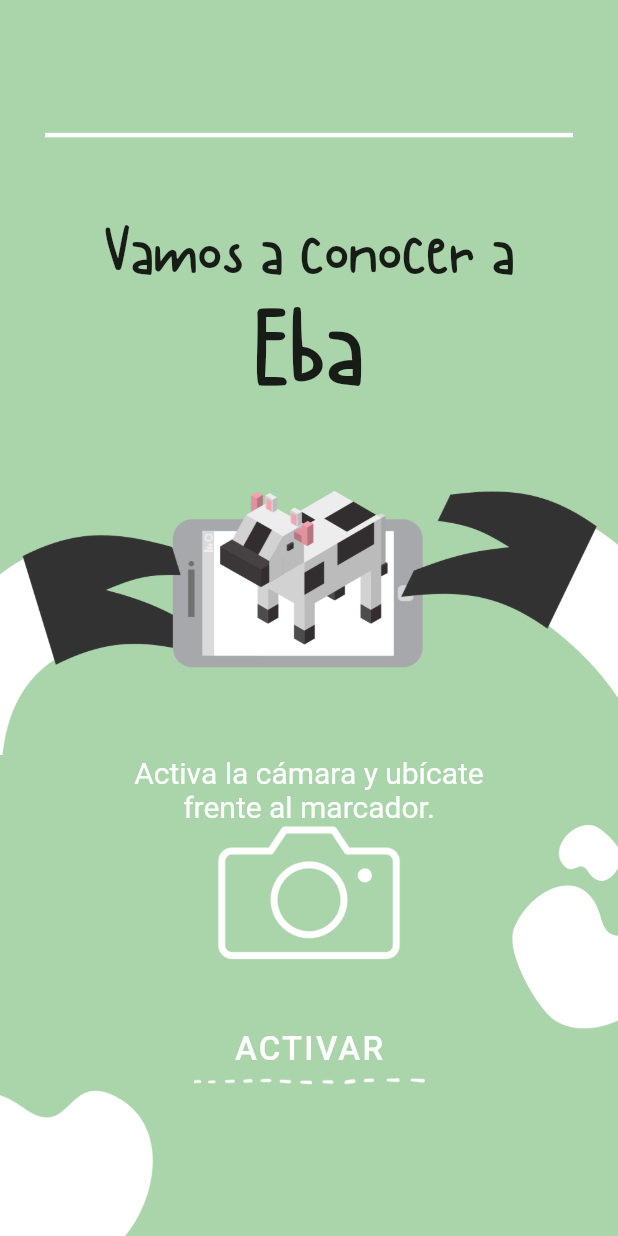
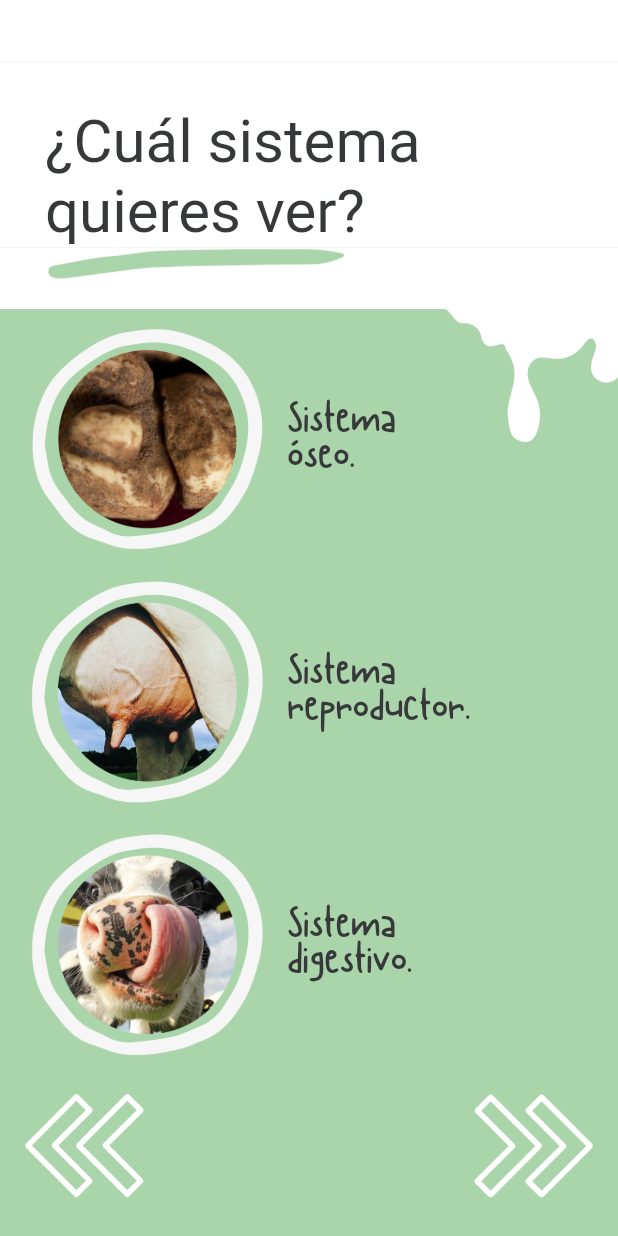
Before and after one commit to LigiaRojas/Eba, a Flutter app: the screen it shows after launch, on a phone screen of 412 x 824 dp. Run offline on Flutter 3.47's test engine with Material 2 defaults, Android fonts, the phone set to English and light mode, and no system bars; Roboto replaces fonts that are missing (LeagueSpartan).

Commit message:
Pantalla menú de sistemas.

```diff
--- a/lib/main.dart
+++ b/lib/main.dart
@@ -1,17 +1,18 @@
-import 'package:eba/views/camera_request.dart';
 import 'package:flutter/material.dart';
 
 import 'package:eba/views/loading_screen.dart';
 import 'package:eba/views/login_form.dart';
 import 'package:eba/views/camera_request.dart';
+import 'package:eba/views/systems_menu.dart';
 
 void main() {
   runApp(MaterialApp(
-    initialRoute: '/camera-request',
+    initialRoute: '/systems-menu',
     routes: {
       '/': (context) => LoadingScreen(),
       '/login-form': (context) => LoginForm(),
       '/camera-request': (context) => CameraRequest(),
+      '/systems-menu': (context) => SystemsMenu(),
     },
   ));
 }
--- a/lib/views/camera_request.dart
+++ b/lib/views/camera_request.dart
@@ -29,6 +29,7 @@ class CameraRequest extends StatelessWidget {
                   style: TextStyle(
                     fontFamily: 'Canda Tawa Regular',
                     fontSize: 45.0,
+                    color: Color(0xff363839),
                   ),
                 ),
                 Text(
@@ -36,6 +37,7 @@ class CameraRequest extends StatelessWidget {
                   style: TextStyle(
                     fontFamily: 'Canda Tawa Regular',
                     fontSize: 75.0,
+                    color: Color(0xff363839),
                   ),
                 ),
               ],
--- a/lib/views/login_form.dart
+++ b/lib/views/login_form.dart
@@ -37,6 +37,7 @@ class _LoginFormState extends State<LoginForm> {
                 style: TextStyle(
                   fontFamily: 'LeagueSpartan',
                   fontSize: 50.0,
+                  color: Color(0xff363839),
                 ),
               ),
             ),
--- /dev/null
+++ b/lib/views/systems_menu.dart
@@ -0,0 +1,179 @@
+import 'package:flutter/material.dart';
+
+class SystemsMenu extends StatelessWidget {
+  @override
+  Widget build(BuildContext context) {
+    return Scaffold(
+      backgroundColor: Color(0xffaad4aa),
+      body: Column(
+        children: <Widget>[
+          Expanded(
+            flex: 2,
+            child: Column(
+              children: <Widget>[
+                Expanded(
+                  flex: 1,
+                  child: Container(
+                    color: Colors.white,
+                  ),
+                ),
+                Expanded(
+                  flex: 3,
+                  child: Container(
+                    color: Colors.white,
+                    padding: const EdgeInsets.only(
+                        left: 30.0, top: 6.0, right: 30.0, bottom: 0.0),
+                    alignment: Alignment.bottomLeft,
+                    child: Text(
+                      '¿Cuál sistema\nquieres ver?',
+                      style: TextStyle(
+                        fontFamily: 'LeagueSpartan',
+                        color: Color(0xff363839),
+                        fontSize: 40.0,
+                      ),
+                    ),
+                  ),
+                ),
+                Expanded(
+                  flex: 1,
+                  child: Container(
+                    color: Colors.white,
+                    alignment: Alignment.topLeft,
+                    child: Padding(
+                        padding: const EdgeInsets.only(
+                            left: 30.0, top: 0.0, right: 180.0, bottom: 0.0),
+                        child: Image.asset('images/brushstroke.png')),
+                  ),
+                ),
+              ],
+            ),
+          ),
+          Expanded(
+            flex: 6,
+            child: Column(
+              children: <Widget>[
+                Expanded(
+                  flex: 3,
+                  child: buildButton(
+                    action: () => print('Óseo'),
+                    left: Image.asset('images/bone.png'),
+                    right: Row(
+                      children: <Widget>[
+                        Expanded(
+                          flex: 1,
+                          child: buildButtonText('Sistema\nóseo.'),
+                        ),
+                        Expanded(
+                          flex: 1,
+                          child: Container(
+                            alignment: Alignment.topRight,
+                            child: Image.asset('images/middle-spilled-milk.png'),
+                          ),
+                        ),
+                      ],
+                    ),
+                  ),
+                ),
+                Expanded(
+                  flex: 3,
+                  child: buildButton(
+                    action: () => print('Reproductivo'),
+                    left: Image.asset('images/reproductive.png'),
+                    right: buildButtonText('Sistema\nreproductor.'),
+                  ),
+                ),
+                Expanded(
+                  flex: 3,
+                  child: buildButton(
+                    action: () => print('Digestivo'),
+                    left: Image.asset('images/digestive.png'),
+                    right: buildButtonText('Sistema\ndigestivo.'),
+                  ),
+                ),
+                Expanded(
+                  flex: 2,
+                  child: Row(
+                    children: <Widget>[
+                      Expanded(
+                        flex: 1,
+                        child: Container(
+                          alignment: Alignment.centerLeft,
+                          child: Padding(
+                            padding: const EdgeInsets.only(top: 12.0, bottom: 20.0, right: 20.0),
+                            child: FlatButton(
+                                onPressed: () {
+                                  print('Left.');
+                                },
+                                child: Image.asset('images/left-arrow.png'),
+                            ),
+                          ),
+                        ),
+                      ),
+                      Expanded(
+                        flex: 1,
+                        child: Container(
+                          alignment: Alignment.centerRight,
+                          child: Padding(
+                            padding: const EdgeInsets.only(top: 12.0, bottom: 20.0, left: 20.0),
+                            child: FlatButton(
+                              onPressed: () {
+                                print('Right.');
+                              },
+                              child: Image.asset('images/right-arrow.png'),
+                            ),
+                          ),
+                        ),
+                      ),
+                    ],
+                  ),
+                ),
+              ],
+            ),
+          ),
+        ],
+      ),
+    );
+  }
+
+  FlatButton buildButton({Function action, Widget left, Widget right}) => FlatButton(
+    padding: EdgeInsets.zero,
+    onPressed: action,
+    child: Row(
+          children: <Widget>[
+            Expanded(
+              flex: 3,
+              child: Container(
+                alignment: Alignment.centerRight,
+                child: Padding(
+                  padding: const EdgeInsets.only(left: 20.0, top: 5.0),
+                  child: left,
+                ),
+              ),
+            ),
+            Expanded(
+              flex: 4,
+              child: Container(
+                alignment: Alignment.centerRight,
+                child: right,
+              ),
+            ),
+          ],
+        ),
+  );
+
+  Container buildButtonText(String text) => Container(
+        alignment: Alignment.centerLeft,
+        child: Padding(
+          padding: const EdgeInsets.only(left: 15.0, top: 5.0),
+          child: Text(
+            text,
+            style: TextStyle(
+              fontFamily: 'Canda Tawa Regular',
+              fontSize: 30.0,
+              height: 0.8,
+              color: Color(0xff363839),
+            ),
+          ),
+        ),
+      );
+}
```
Also changed, not shown: images/bone.png (added), images/brushstroke.png (added), images/cows.png (added), images/digestive.png (added), images/left-arrow.png (added), images/middle-spilled-milk.png (added), images/reproductive.png (added), images/right-arrow.png (added).
